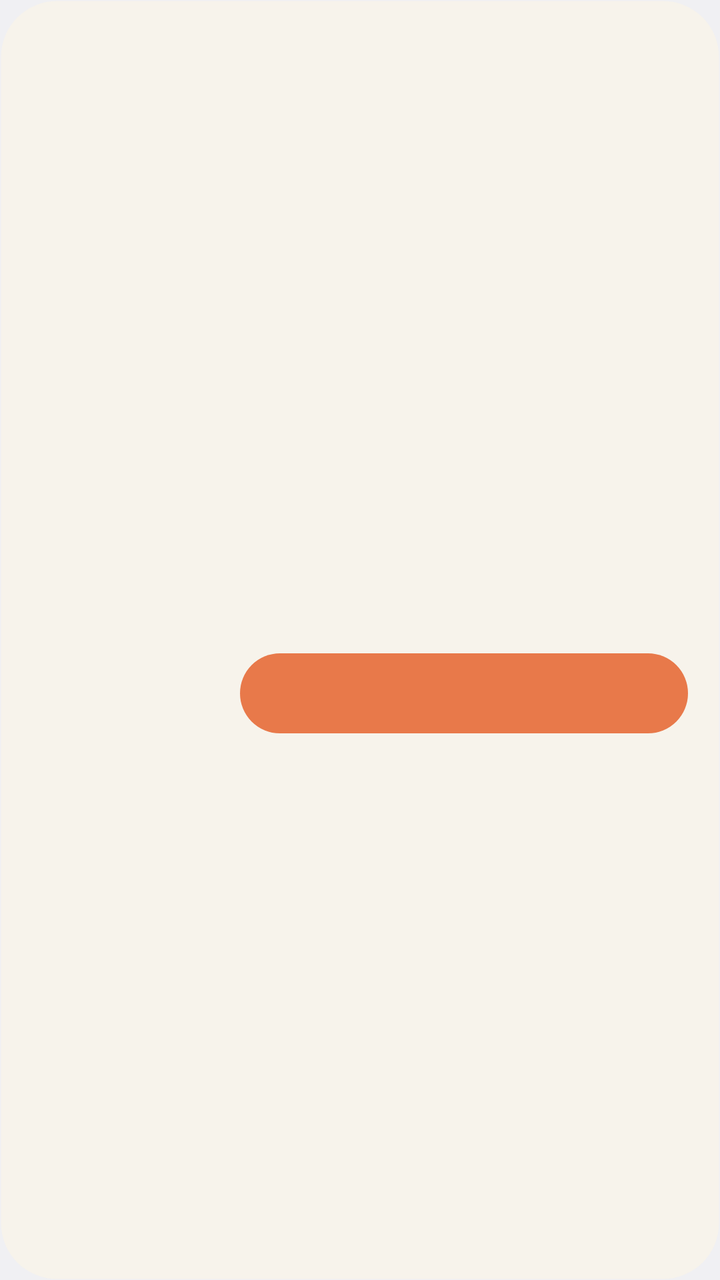
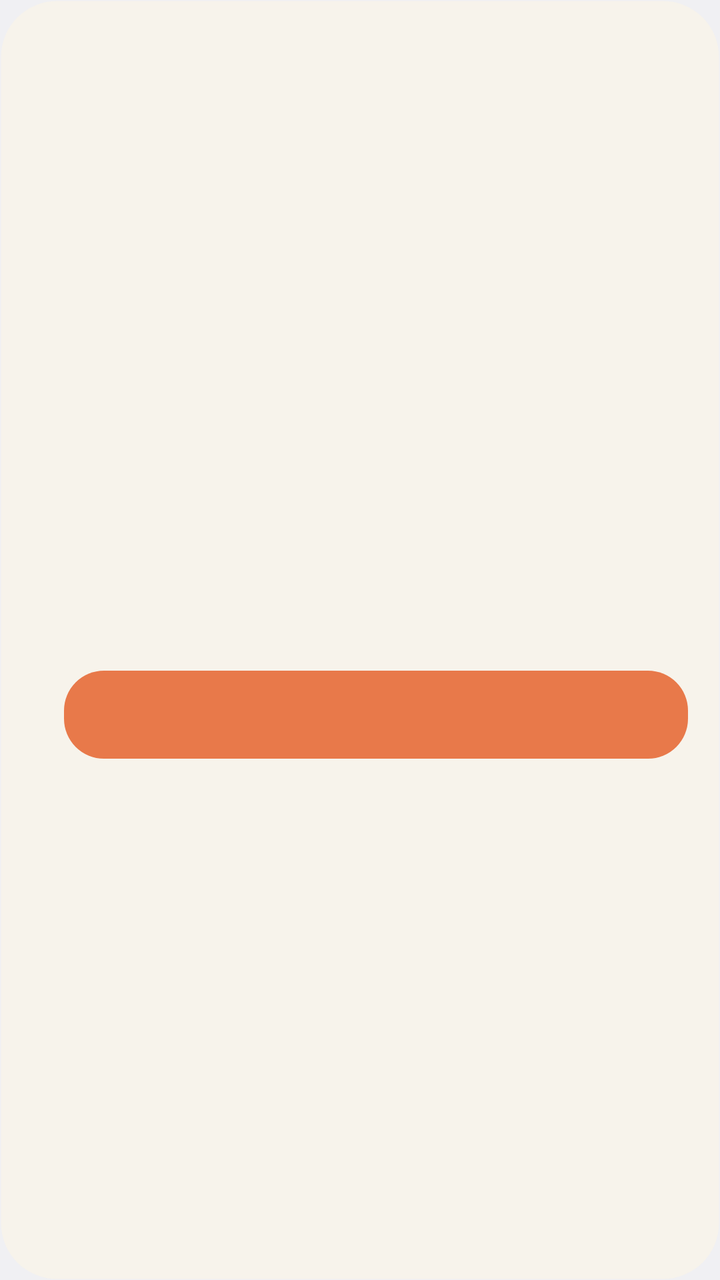

Compare the two renders of this Android layout. The source of the first and the diff that turns it into the second are given below.
<!-- AndroidManifest.xml: application theme Theme.Ideashell -->
<!-- res/layout/widget_focus.xml -->
<?xml version="1.0" encoding="utf-8"?>
<LinearLayout xmlns:android="http://schemas.android.com/apk/res/android"
    android:id="@+id/widget_root"
    android:layout_width="match_parent"
    android:layout_height="match_parent"
    android:background="@drawable/widget_bg"
    android:gravity="center_vertical"
    android:orientation="horizontal"
    android:padding="16dp">

    <FrameLayout
        android:id="@+id/f_ring_box"
        android:layout_width="88dp"
        android:layout_height="88dp"
        android:layout_marginEnd="16dp">

        <ImageView
            android:id="@+id/f_ring"
            android:layout_width="88dp"
            android:layout_height="88dp"
            android:contentDescription="@null"
            android:importantForAccessibility="no" />

        <TextView
            android:id="@+id/f_ring_text"
            android:layout_width="match_parent"
            android:layout_height="match_parent"
            android:gravity="center"
            android:includeFontPadding="false"
            android:maxLines="1"
            android:textColor="@color/widget_text"
            android:textSize="22sp"
            android:textStyle="bold" />

        <Chronometer
            android:id="@+id/f_ring_timer"
            android:layout_width="match_parent"
            android:layout_height="match_parent"
            android:gravity="center"
            android:includeFontPadding="false"
            android:maxLines="1"
            android:textColor="@color/widget_text"
            android:textSize="18sp"
            android:textStyle="bold"
            android:visibility="gone" />
    </FrameLayout>

    <LinearLayout
        android:layout_width="0dp"
        android:layout_height="wrap_content"
        android:layout_weight="1"
        android:orientation="vertical">

        <TextView
            android:id="@+id/f_title"
            android:layout_width="match_parent"
            android:layout_height="wrap_content"
            android:ellipsize="end"
            android:maxLines="1"
            android:textColor="@color/widget_text"
            android:textSize="18sp"
            android:textStyle="bold" />

        <TextView
            android:id="@+id/f_sub"
            android:layout_width="match_parent"
            android:layout_height="wrap_content"
            android:ellipsize="end"
            android:maxLines="1"
            android:textColor="@color/widget_text_secondary"
            android:textSize="12.5sp" />

        <LinearLayout
            android:layout_width="match_parent"
            android:layout_height="wrap_content"
            android:layout_marginTop="12dp"
            android:orientation="horizontal">

            <TextView
                android:id="@+id/f_btn_main"
                android:layout_width="0dp"
                android:layout_height="40dp"
                android:layout_weight="1.4"
                android:background="@drawable/widget_pill_orange"
                android:gravity="center"
                android:maxLines="1"
                android:textColor="@color/widget_accent"
                android:textSize="14sp"
                android:textStyle="bold" />

            <TextView
                android:id="@+id/f_btn_sub"
                android:layout_width="0dp"
                android:layout_height="40dp"
                android:layout_marginStart="8dp"
                android:layout_weight="1"
                android:background="@drawable/widget_pill_soft"
                android:gravity="center"
                android:maxLines="1"
                android:textColor="@color/widget_text"
                android:textSize="14sp"
                android:textStyle="bold"
                android:visibility="gone" />
        </LinearLayout>
    </LinearLayout>
</LinearLayout>
<!-- resources referenced by this layout -->
<resources>
  <color name="widget_accent">#2A2118</color>
  <color name="widget_text">#2A2118</color>
  <color name="widget_text_secondary">#6E5C4E</color>
  <!-- drawable widget_bg (drawable) -->
  <?xml version="1.0" encoding="utf-8"?>
  <shape xmlns:android="http://schemas.android.com/apk/res/android"
      android:shape="rectangle">
      <gradient
          android:angle="270"
          android:endColor="@color/widget_bg_bottom"
          android:startColor="@color/widget_bg_top" />
      <corners android:radius="28dp" />
      <stroke
          android:width="1dp"
          android:color="@color/widget_stroke" />
  </shape>
  <!-- drawable widget_pill_orange (drawable) -->
  <?xml version="1.0" encoding="utf-8"?>
  <shape xmlns:android="http://schemas.android.com/apk/res/android"
      android:shape="rectangle">
      <solid android:color="@color/widget_chip" />
      <corners android:radius="20dp" />
  </shape>
  <!-- drawable widget_pill_soft (drawable) -->
  <?xml version="1.0" encoding="utf-8"?>
  <shape xmlns:android="http://schemas.android.com/apk/res/android"
      android:shape="rectangle">
      <solid android:color="@color/widget_soft" />
      <corners android:radius="20dp" />
  </shape>
  <style name="Theme.Ideashell" parent="android:Theme.DeviceDefault.DayNight">
          <item name="android:windowActionBar">false</item>
          <item name="android:windowNoTitle">true</item>
      </style>
  <color name="widget_bg_bottom">#F2F7F2EA</color>
  <color name="widget_bg_top">#F2F7F2EA</color>
  <color name="widget_stroke">#00FFFFFF</color>
  <color name="widget_chip">#E8794A</color>
  <color name="widget_soft">#1F2A2118</color>
</resources>

<!-- the commit's change to res/layout/widget_focus.xml (unified diff, before → after) -->
@@ -8,18 +8,21 @@
     android:orientation="horizontal"
     android:padding="16dp">
 
+    
     <FrameLayout
         android:id="@+id/f_ring_box"
-        android:layout_width="88dp"
-        android:layout_height="88dp"
+        android:layout_width="wrap_content"
+        android:layout_height="match_parent"
         android:layout_marginEnd="16dp">
 
         <ImageView
             android:id="@+id/f_ring"
-            android:layout_width="88dp"
-            android:layout_height="88dp"
+            android:layout_width="wrap_content"
+            android:layout_height="match_parent"
+            android:adjustViewBounds="true"
             android:contentDescription="@null"
-            android:importantForAccessibility="no" />
+            android:importantForAccessibility="no"
+            android:scaleType="fitCenter" />
 
         <TextView
             android:id="@+id/f_ring_text"
@@ -29,7 +32,7 @@
             android:includeFontPadding="false"
             android:maxLines="1"
             android:textColor="@color/widget_text"
-            android:textSize="22sp"
+            android:textSize="24sp"
             android:textStyle="bold" />
 
         <Chronometer
@@ -40,15 +43,16 @@
             android:includeFontPadding="false"
             android:maxLines="1"
             android:textColor="@color/widget_text"
-            android:textSize="18sp"
+            android:textSize="20sp"
             android:textStyle="bold"
             android:visibility="gone" />
     </FrameLayout>
 
     <LinearLayout
         android:layout_width="0dp"
-        android:layout_height="wrap_content"
+        android:layout_height="match_parent"
         android:layout_weight="1"
+        android:gravity="center_vertical"
         android:orientation="vertical">
 
         <TextView
@@ -70,16 +74,26 @@
             android:textColor="@color/widget_text_secondary"
             android:textSize="12.5sp" />
 
+        <TextView
+            android:id="@+id/f_sub2"
+            android:layout_width="match_parent"
+            android:layout_height="wrap_content"
+            android:layout_marginTop="2dp"
+            android:ellipsize="end"
+            android:maxLines="1"
+            android:textColor="@color/widget_text_secondary"
+            android:textSize="12.5sp" />
+
         <LinearLayout
             android:layout_width="match_parent"
             android:layout_height="wrap_content"
-            android:layout_marginTop="12dp"
+            android:layout_marginTop="14dp"
             android:orientation="horizontal">
 
             <TextView
                 android:id="@+id/f_btn_main"
                 android:layout_width="0dp"
-                android:layout_height="40dp"
+                android:layout_height="44dp"
                 android:layout_weight="1.4"
                 android:background="@drawable/widget_pill_orange"
                 android:gravity="center"
@@ -91,7 +105,7 @@
             <TextView
                 android:id="@+id/f_btn_sub"
                 android:layout_width="0dp"
-                android:layout_height="40dp"
+                android:layout_height="44dp"
                 android:layout_marginStart="8dp"
                 android:layout_weight="1"
                 android:background="@drawable/widget_pill_soft"
